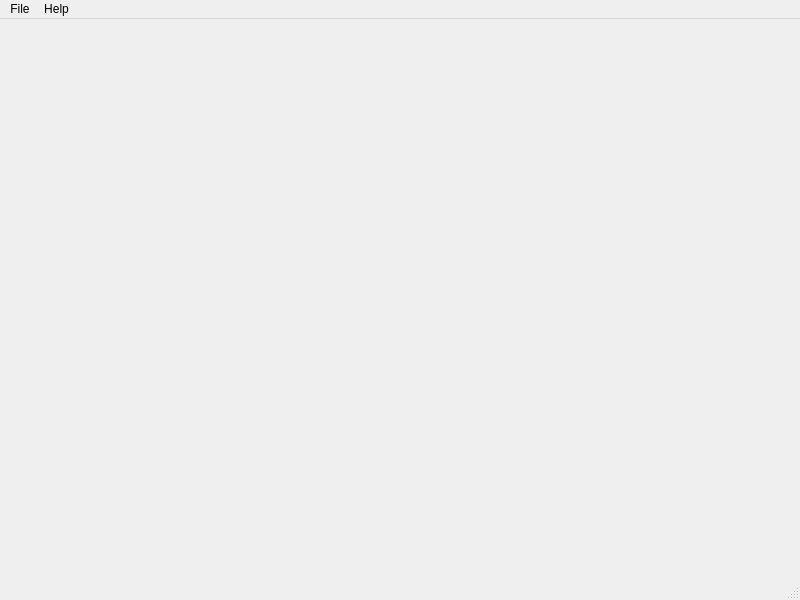
Old version of the form Source/cpp/UI/MainWindow.ui in the repository krre/normalizer.
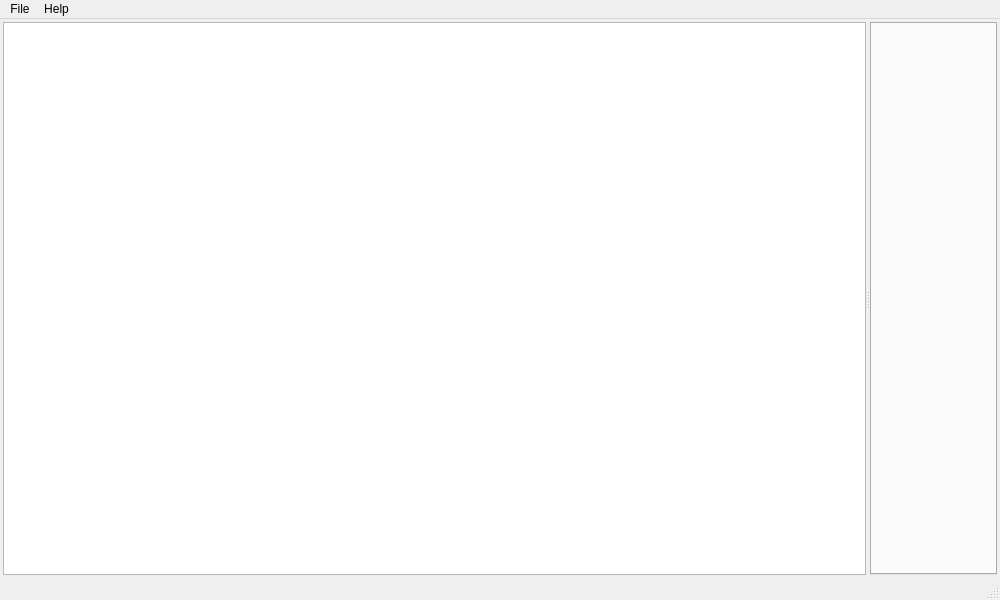
New version of the form.

Commit message: Add QListView and QTabWidget to main window

What changed in the file:
```diff
--- a/Source/cpp/UI/MainWindow.ui
+++ b/Source/cpp/UI/MainWindow.ui
@@ -6,20 +6,51 @@
    <rect>
     <x>0</x>
     <y>0</y>
-    <width>800</width>
+    <width>1000</width>
     <height>600</height>
    </rect>
   </property>
   <property name="windowTitle">
    <string>MainWindow</string>
   </property>
-  <widget class="QWidget" name="centralwidget"/>
+  <widget class="QWidget" name="centralwidget">
+   <layout class="QHBoxLayout" name="horizontalLayout">
+    <property name="leftMargin">
+     <number>3</number>
+    </property>
+    <property name="topMargin">
+     <number>3</number>
+    </property>
+    <property name="rightMargin">
+     <number>3</number>
+    </property>
+    <property name="bottomMargin">
+     <number>3</number>
+    </property>
+    <item>
+     <widget class="QSplitter" name="splitter">
+      <property name="orientation">
+       <enum>Qt::Horizontal</enum>
+      </property>
+      <property name="childrenCollapsible">
+       <bool>false</bool>
+      </property>
+      <widget class="QListView" name="listView"/>
+      <widget class="QTabWidget" name="tabWidget">
+       <property name="tabsClosable">
+        <bool>true</bool>
+       </property>
+      </widget>
+     </widget>
+    </item>
+   </layout>
+  </widget>
   <widget class="QMenuBar" name="menubar">
    <property name="geometry">
     <rect>
      <x>0</x>
      <y>0</y>
-     <width>800</width>
+     <width>1000</width>
      <height>22</height>
     </rect>
    </property>
```
The commit also changes 1 other file.
